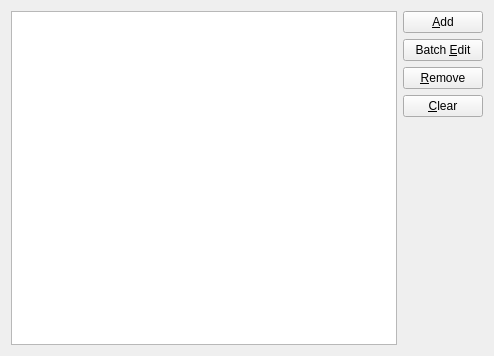
fcitx/fcitx5-chinese-addons, file gui/customphraseeditor/customphraseeditor.ui: the form before one commit.
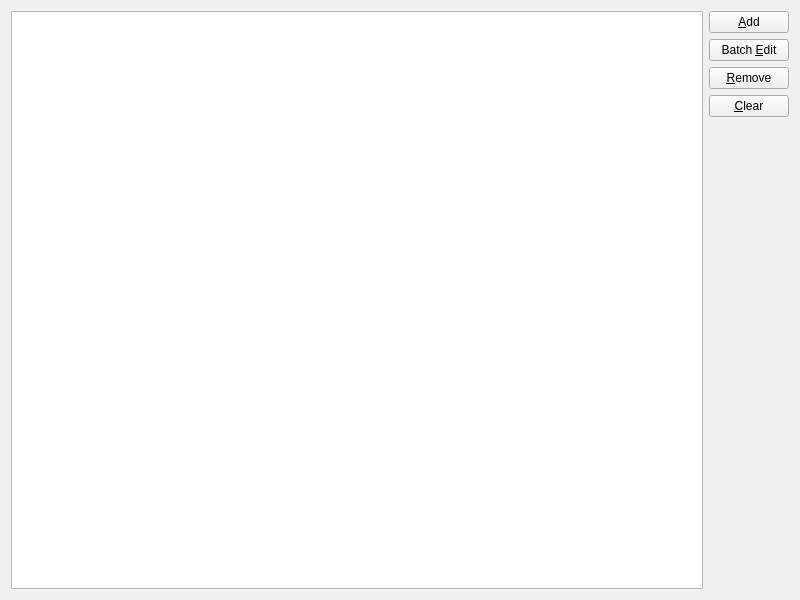
The form after the commit. Icons and pictures are not drawn.

```diff
--- a/gui/customphraseeditor/customphraseeditor.ui
+++ b/gui/customphraseeditor/customphraseeditor.ui
@@ -6,13 +6,32 @@
    <rect>
     <x>0</x>
     <y>0</y>
-    <width>494</width>
-    <height>356</height>
+    <width>800</width>
+    <height>600</height>
    </rect>
   </property>
+  <property name="minimumSize">
+   <size>
+    <width>600</width>
+    <height>400</height>
+   </size>
+  </property>
   <layout class="QHBoxLayout" name="horizontalLayout">
    <item>
-    <widget class="QTableView" name="tableView_"/>
+    <widget class="QTableView" name="tableView_">
+     <property name="selectionMode">
+      <enum>QAbstractItemView::SingleSelection</enum>
+     </property>
+     <property name="selectionBehavior">
+      <enum>QAbstractItemView::SelectRows</enum>
+     </property>
+     <attribute name="horizontalHeaderStretchLastSection">
+      <bool>true</bool>
+     </attribute>
+     <attribute name="verticalHeaderVisible">
+      <bool>false</bool>
+     </attribute>
+    </widget>
    </item>
    <item>
     <layout class="QVBoxLayout" name="verticalLayout_">
```
Left out of the diff: 3 changed lines with no effect on the pictures.
